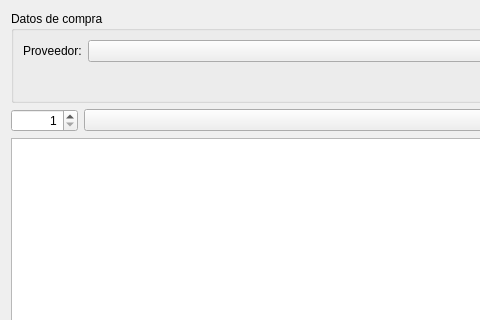
This is trunk/plugins/compras/FormAgregarCompraBase.ui in chungote/gestotux as Qt 5 draws it before an edit; both pictures show x 0 to 480 and y 0 to 320 of the 665 by 504 pixel window. The edited form follows.
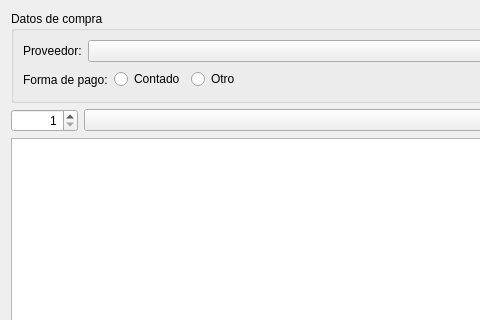
This is the edited form. Custom widgets are drawn as their Qt base class.

Commit message: - Actualizada base de datos predeterminada. - Actualizados reportes predeterminados. - Agregada forma de pago en las compras. - Eliminado problema de ventana en cada intento de impresion en un servicio.

What changed in the file:
```diff
--- a/trunk/plugins/compras/FormAgregarCompraBase.ui
+++ b/trunk/plugins/compras/FormAgregarCompraBase.ui
@@ -52,6 +52,27 @@
       </item>
       <item>
        <layout class="QHBoxLayout" name="horizontalLayout">
+        <item>
+         <widget class="QLabel" name="label">
+          <property name="text">
+           <string>Forma de pago:</string>
+          </property>
+         </widget>
+        </item>
+        <item>
+         <widget class="QRadioButton" name="RBContado">
+          <property name="text">
+           <string>Contado</string>
+          </property>
+         </widget>
+        </item>
+        <item>
+         <widget class="QRadioButton" name="RBOtro">
+          <property name="text">
+           <string>Otro</string>
+          </property>
+         </widget>
+        </item>
         <item>
          <spacer name="horizontalSpacer">
           <property name="orientation">
```
The commit also changes 13 other files.
